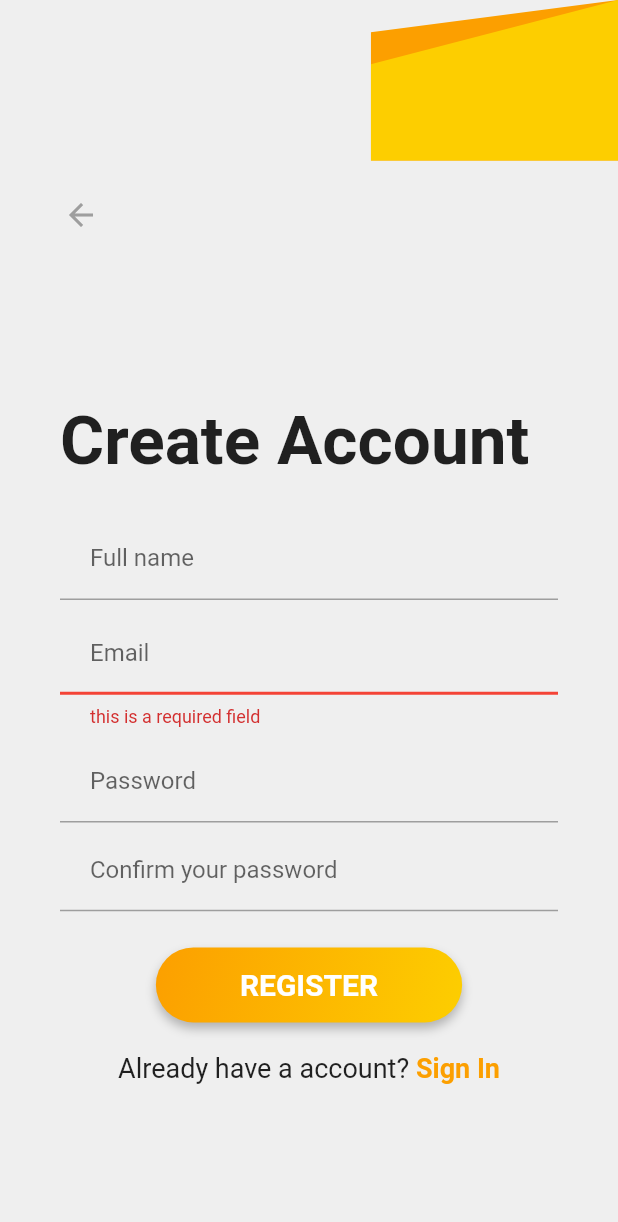
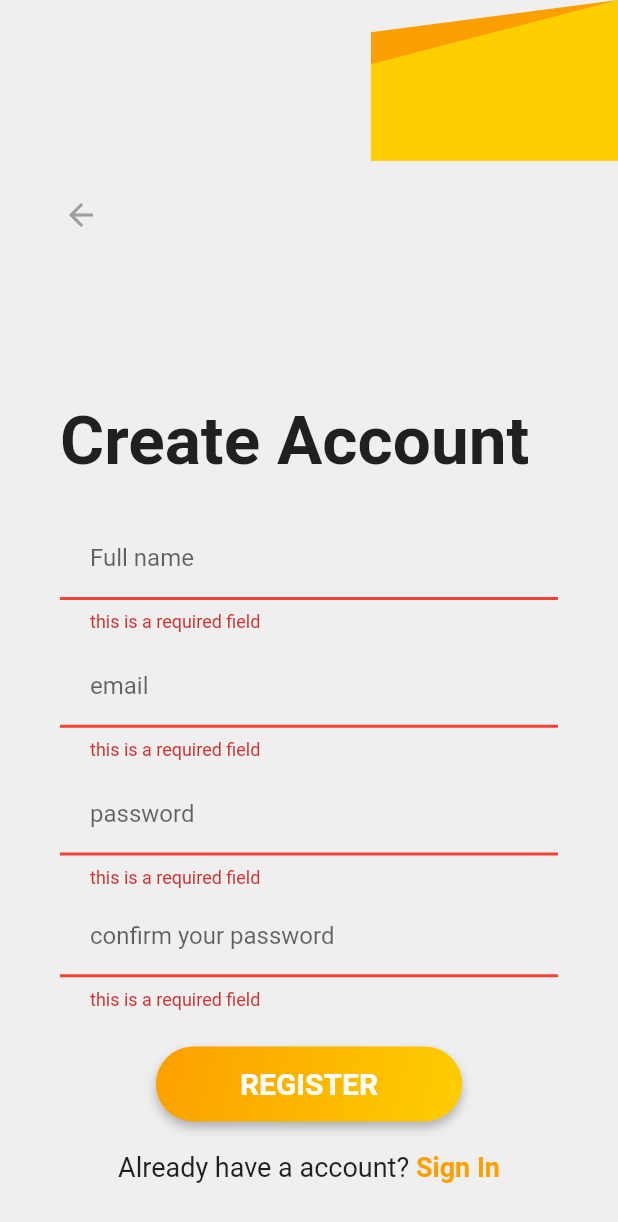
Before and after one commit to zahronurobbyashari/monitoring-kalori, a Flutter app: the RegisterView screen opened by its route, on a phone screen of 412 x 824 dp. Shown: the top 1222 px of the screen. Run offline on Flutter 3.47's test engine with Material 2 defaults, Android fonts, the phone set to English and light mode, and no system bars; our stand-ins replace firebase_auth, firebase_core, get, hexcolor; accounts and stored records are empty.

Commit message:
register validation ok

```diff
--- a/lib/app/data/theme/appTheme.dart
+++ b/lib/app/data/theme/appTheme.dart
@@ -1,3 +1,5 @@
+// ignore_for_file: file_names, unused_import, deprecated_member_use
+
 import 'package:flutter/material.dart';
 import 'package:hexcolor/hexcolor.dart';
 
@@ -71,7 +73,7 @@ class FormHelper {
         ),
       ),
       minimumSize: MaterialStateProperty.all(
-        Size(50, 50),
+        const Size(50, 50),
       ),
       backgroundColor: MaterialStateProperty.all(Colors.transparent),
       shadowColor: MaterialStateProperty.all(Colors.transparent),
--- a/lib/app/modules/register/controllers/register_controller.dart
+++ b/lib/app/modules/register/controllers/register_controller.dart
@@ -1,3 +1,5 @@
+// ignore_for_file: avoid_print, unused_import, unnecessary_null_comparison
+
 import 'package:firebase_auth/firebase_auth.dart';
 import 'package:flutter/material.dart';
 import 'package:get/get.dart';
@@ -7,14 +9,27 @@ import 'package:monitoring_kalori/app/routes/app_pages.dart';
 class RegisterController extends GetxController {
   FirebaseAuth auth = FirebaseAuth.instance;
 
-  TextEditingController fullnamec = TextEditingController();
-  TextEditingController confirmpassc = TextEditingController();
   double headerHeight = 250;
   final formKey = GlobalKey<FormState>();
-  late TextEditingController emailc, passwordc;
+  late TextEditingController emailc, passwordc, fullnamec, confirmpasswordc;
   var email = '';
   var password = '';
+  var fullname = '';
+  var confirmPassword = '';
 
+  // ignore: non_constant_identifier_names
+  String? ValidateFullName(String value) {
+    if (isWhiteSpace(value)) {
+      return "this is a required field";
+    } else {
+      if (!isAlphabet(value)) {
+        return "Please input alphabet only , no number or special character";
+      }
+    }
+    return null;
+  }
+
+  // ignore: non_constant_identifier_names
   String? ValidateEmail(String value) {
     if (isWhiteSpace(value)) {
       return "this is a required field";
@@ -27,11 +42,35 @@ class RegisterController extends GetxController {
     return null;
   }
 
+  // ignore: non_constant_identifier_names
   String? ValidatePassword(String value) {
-    if (value.length < 8) {
-      return "character minimum of password is 8";
+    if (isWhiteSpace(value)) {
+      return "this is a required field";
+    } else {
+      if ((value.length < 8)) {
+        return "character minimum of password is 8";
+      }
     }
     return null;
+  }
+
+  // ignore: non_constant_identifier_names
+  String? ValidateConfirmPassword(String value) {
+    if (isWhiteSpace(value)) {
+      return "this is a required field";
+    } else {
+      if (value != passwordc.text) {
+        return "confirm password must be same as password";
+      }
+    }
+    return null;
+  }
+
+  bool isAlphabet(String value) {
+    return RegExp(
+      r"/^WS{1,2}:\/\/\d{1,3}\.\d{1,3}\.\d{1,3}\.\d{1,3}:56789/i",
+      caseSensitive: false,
+    ).hasMatch(value);
   }
 
   bool isWhiteSpace(String value) => value.trim().isEmpty;
@@ -42,6 +81,7 @@ class RegisterController extends GetxController {
     if (!isValid) {
       return;
     }
+
     formKey.currentState!.save();
     try {
       UserCredential credential = await auth.createUserWithEmailAndPassword(
@@ -79,9 +119,12 @@ class RegisterController extends GetxController {
     super.onInit();
     emailc = TextEditingController();
     passwordc = TextEditingController();
+    fullnamec = TextEditingController();
+    confirmpasswordc = TextEditingController();
   }
 
   @override
+  // ignore: unnecessary_overrides
   void onReady() {
     super.onReady();
   }
@@ -91,7 +134,7 @@ class RegisterController extends GetxController {
     fullnamec.dispose();
     emailc.dispose();
     passwordc.dispose();
-    confirmpassc.dispose();
+    confirmpasswordc.dispose();
     super.onClose();
   }
 }
--- a/lib/app/modules/register/views/register_view.dart
+++ b/lib/app/modules/register/views/register_view.dart
@@ -1,3 +1,5 @@
+// ignore_for_file: sized_box_for_whitespace
+
 import 'package:flutter/gestures.dart';
 import 'package:flutter/material.dart';
 
@@ -34,7 +36,7 @@ class RegisterView extends GetView<RegisterController> {
                 ),
                 Container(
                   height: height * 0.3,
-                  child: HeaderWidget(),
+                  child: const HeaderWidget(),
                 ),
               ],
             ),
@@ -64,10 +66,7 @@ class RegisterView extends GetView<RegisterController> {
                       key: controller.formKey,
                       child: Column(
                         children: [
-                          TextFormField(
-                              controller: controller.fullnamec,
-                              decoration: FormHelper().textInputDecoration(
-                                  'Full name', 'Enter your full name')),
+                          fullNameField(),
                           SizedBox(
                             height: height * 0.01,
                           ),
@@ -75,20 +74,11 @@ class RegisterView extends GetView<RegisterController> {
                           SizedBox(
                             height: height * 0.01,
                           ),
-                          TextField(
-                              controller: controller.passwordc,
-                              obscureText: true,
-                              decoration: FormHelper().textInputDecoration(
-                                  'Password', 'Enter your password')),
+                          passwordField(),
                           SizedBox(
                             height: height * 0.005,
                           ),
-                          TextField(
-                              controller: controller.confirmpassc,
-                              obscureText: true,
-                              decoration: FormHelper().textInputDecoration(
-                                  'Confirm your password',
-                                  'Confirm your password')),
+                          confirmPasswordField(),
                           SizedBox(
                             height: height * 0.005,
                           ),
@@ -119,9 +109,10 @@ class RegisterView extends GetView<RegisterController> {
                                 horizontal: 10, vertical: 20),
                             child: Text.rich(
                               TextSpan(
-                                style: TextStyle(fontSize: 18),
+                                style: const TextStyle(fontSize: 18),
                                 children: [
-                                  TextSpan(text: "Already have a account?"),
+                                  const TextSpan(
+                                      text: "Already have a account?"),
                                   TextSpan(
                                       style: TextStyle(
                                           color: appThemeData.primaryColor,
@@ -148,15 +139,52 @@ class RegisterView extends GetView<RegisterController> {
     );
   }
 
+  Widget fullNameField() {
+    return TextFormField(
+      controller: controller.fullnamec,
+      decoration:
+          FormHelper().textInputDecoration('Full name', 'Enter your full name'),
+      onSaved: (value) => controller.fullname = value!,
+      validator: (value) => controller.ValidateFullName(value!),
+      keyboardType: TextInputType.name,
+    );
+  }
+
   Widget emailField() {
     return TextFormField(
       controller: controller.emailc,
       decoration: FormHelper().textInputDecoration(
-        'Email ',
-        'Enter your Email',
+        'email ',
+        'enter your Email',
       ),
       onSaved: (value) => controller.email = value!,
       validator: (value) => controller.ValidateEmail(value!),
+    );
+  }
+
+  Widget passwordField() {
+    return TextFormField(
+      controller: controller.passwordc,
+      obscureText: true,
+      decoration: FormHelper().textInputDecoration(
+        'password',
+        'enter your password',
+      ),
+      onSaved: (value) => controller.password = value!,
+      validator: (value) => controller.ValidatePassword(value!),
+    );
+  }
+
+  Widget confirmPasswordField() {
+    return TextFormField(
+      controller: controller.confirmpasswordc,
+      obscureText: true,
+      decoration: FormHelper().textInputDecoration(
+        'confirm your password',
+        'enter your password once again',
+      ),
+      onSaved: (value) => controller.confirmPassword = value!,
+      validator: (value) => controller.ValidateConfirmPassword(value!),
     );
   }
 }
```
